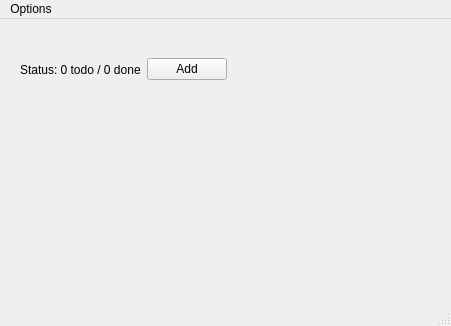
Above: List.ui from Viuss/CSE165Proj-ToDo-List-QT before the change. Below: the same form after it.
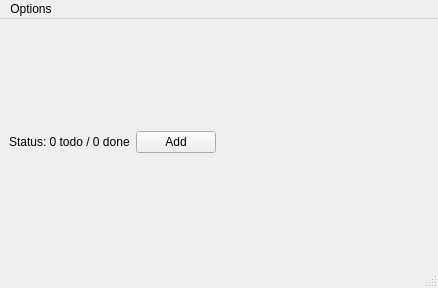
That is the form after the change.

```diff
--- a/List.ui
+++ b/List.ui
@@ -6,23 +6,16 @@
    <rect>
     <x>0</x>
     <y>0</y>
-    <width>451</width>
-    <height>326</height>
+    <width>438</width>
+    <height>288</height>
    </rect>
   </property>
   <property name="windowTitle">
    <string>todo</string>
   </property>
   <widget class="QWidget" name="centralwidget">
-   <widget class="QWidget" name="layoutWidget_2">
-    <property name="geometry">
-     <rect>
-      <x>20</x>
-      <y>10</y>
-      <width>411</width>
-      <height>81</height>
-     </rect>
-    </property>
+   <layout class="QGridLayout" name="gridLayout_2">
+    <item row="0" column="0">
     <layout class="QHBoxLayout" name="toolbarLayout">
      <item>
       <widget class="QLabel" name="statusLabel">
@@ -52,39 +45,18 @@
       </spacer>
      </item>
     </layout>
-   </widget>
-   <widget class="QWidget" name="verticalLayoutWidget">
-    <property name="geometry">
-     <rect>
-      <x>20</x>
-      <y>90</y>
-      <width>411</width>
-      <height>171</height>
-     </rect>
-    </property>
-    <layout class="QVBoxLayout" name="itemsLayout">
-     <item>
-      <spacer name="verticalSpacer">
-       <property name="orientation">
-        <enum>Qt::Vertical</enum>
-       </property>
-       <property name="sizeHint" stdset="0">
-        <size>
-         <width>20</width>
-         <height>40</height>
-        </size>
-       </property>
-      </spacer>
-     </item>
-    </layout>
-   </widget>
+    </item>
+    <item row="1" column="0">
+     <layout class="QVBoxLayout" name="itemsLayout"/>
+    </item>
+   </layout>
   </widget>
   <widget class="QMenuBar" name="menubar">
    <property name="geometry">
     <rect>
      <x>0</x>
      <y>0</y>
-     <width>451</width>
+     <width>438</width>
      <height>17</height>
     </rect>
    </property>
```
Left out of the diff: 2 changed lines with no effect on the pictures. Lines whose indentation alone changed are shown as unchanged.
